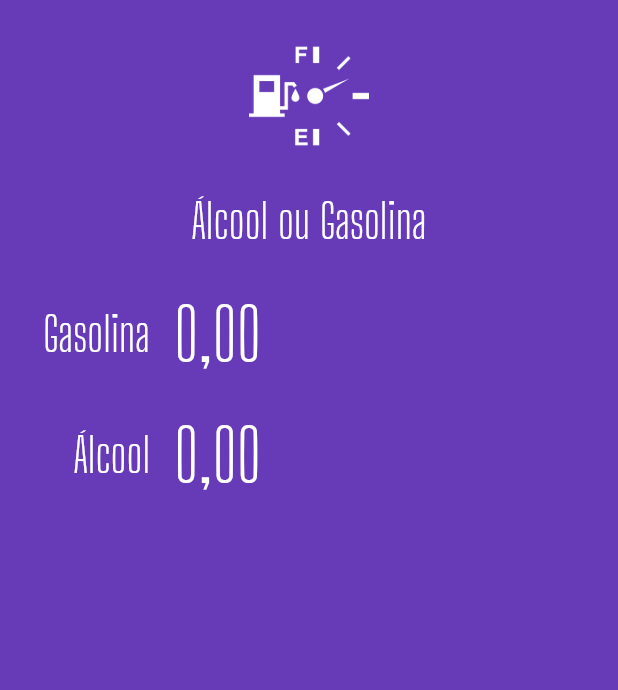
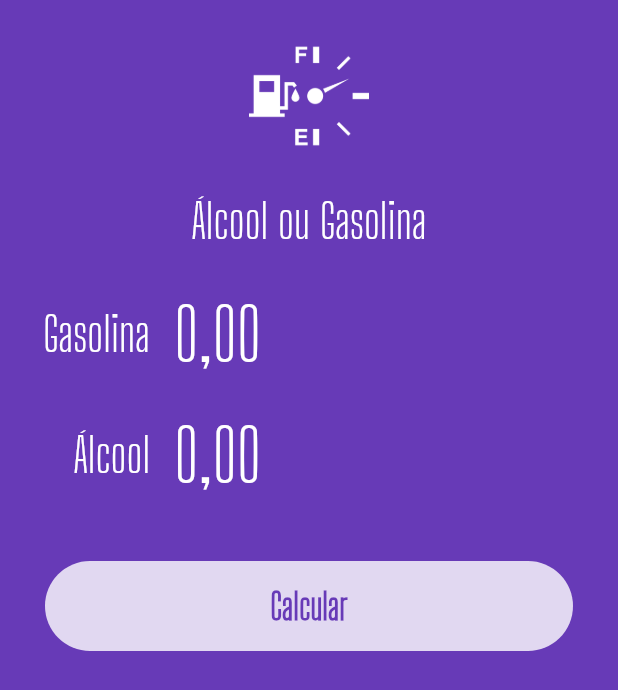
Before and after one commit to ViniciusPii/alcohol-or-gasoline-flutter, a Flutter app: the screen it shows after launch, on a phone screen of 412 x 824 dp. Shown: the top 690 px of the screen. Run offline on Flutter 3.47's test engine with Material 2 defaults, Android fonts, the phone set to English and light mode, and no system bars; our stand-ins replace flutter_masked_text.

Commit message:
feat(button): Primeira implementação do button

```diff
--- a/lib/src/pages/home_page.dart
+++ b/lib/src/pages/home_page.dart
@@ -22,6 +22,26 @@ class Home extends StatelessWidget {
             label: 'Álcool',
             ctrl: _alcCtrl,
           ),
+          Container(
+            margin: EdgeInsets.all(30),
+            height: 60,
+            decoration: BoxDecoration(
+              color: Colors.white.withOpacity(0.8),
+              borderRadius: BorderRadius.circular(60),
+            ),
+            child: FlatButton(
+              child: Text(
+                'Calcular',
+                style: TextStyle(
+                  color: Theme.of(context).primaryColor,
+                  fontSize: 24,
+                  fontFamily: 'Big Shoulders Display',
+                  fontWeight: FontWeight.bold,
+                ),
+              ),
+              onPressed: () {},
+            ),
+          )
         ],
       ),
     );
```
